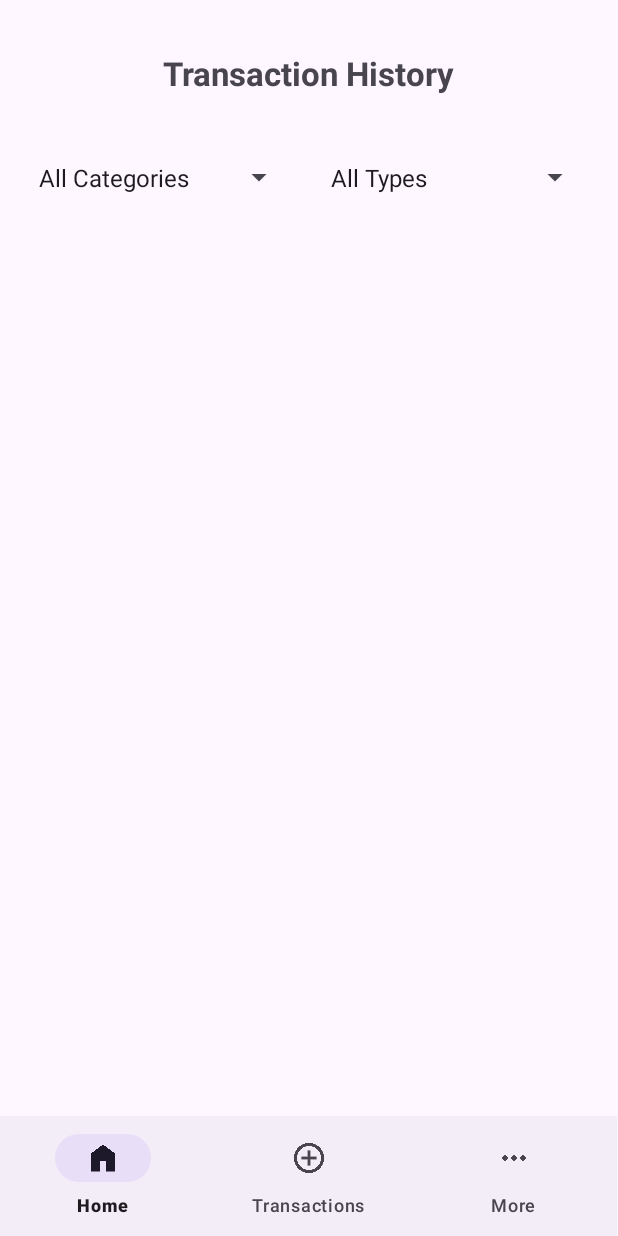
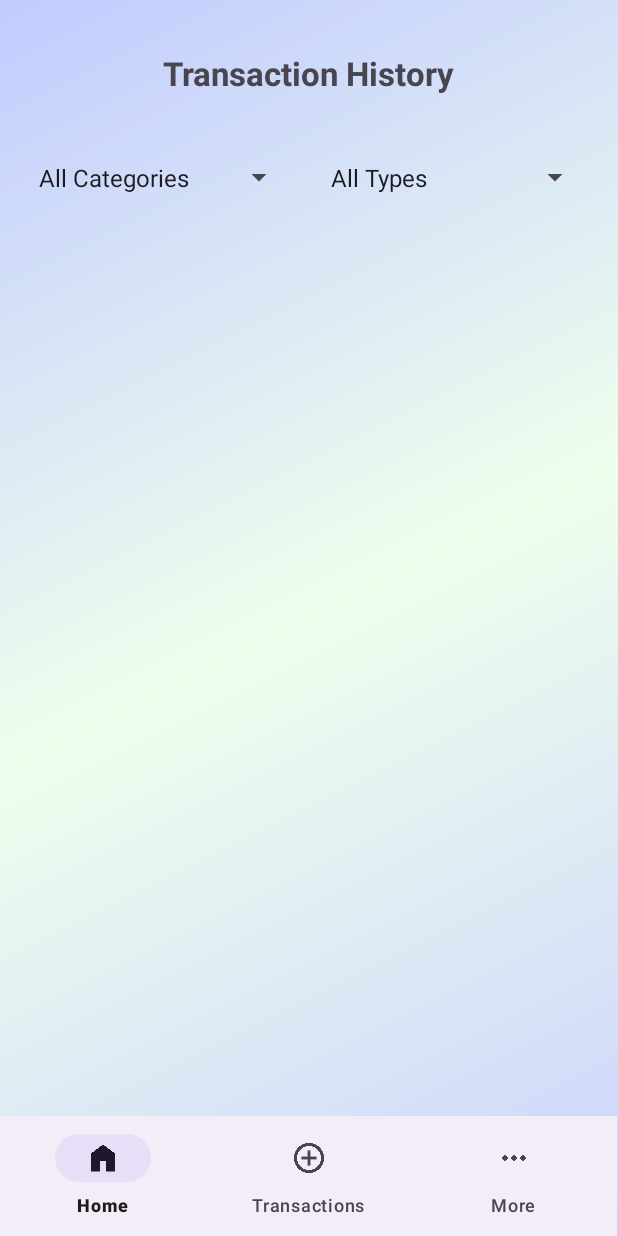
Before and after one commit to NiumiMeth/MAD-Smart_wallet, an Android app: the Transactionhistory screen opened directly, with no data from a screen before it, on a phone screen of 412 x 824 dp. Run offline under Robolectric (Android 15) with nearby library versions, the phone set to English and light mode, and no system bars; Roboto replaces fonts that are not available here.

Commit message:
background

```diff
--- a/app/src/main/res/layout/activity_category.xml
+++ b/app/src/main/res/layout/activity_category.xml
@@ -4,6 +4,7 @@
     xmlns:tools="http://schemas.android.com/tools"
     android:layout_width="match_parent"
     android:layout_height="match_parent"
+    android:background="@drawable/gradient_background"
     tools:context=".CategorySpending">
 
     <TextView
--- a/app/src/main/res/layout/activity_transactionhistory.xml
+++ b/app/src/main/res/layout/activity_transactionhistory.xml
@@ -5,7 +5,7 @@
     xmlns:tools="http://schemas.android.com/tools"
     xmlns:app="http://schemas.android.com/apk/res-auto"
     android:orientation="vertical"
-
+android:background="@drawable/gradient_background"
     android:id="@+id/History"
     tools:context=".Transactionhistory">
 
```
